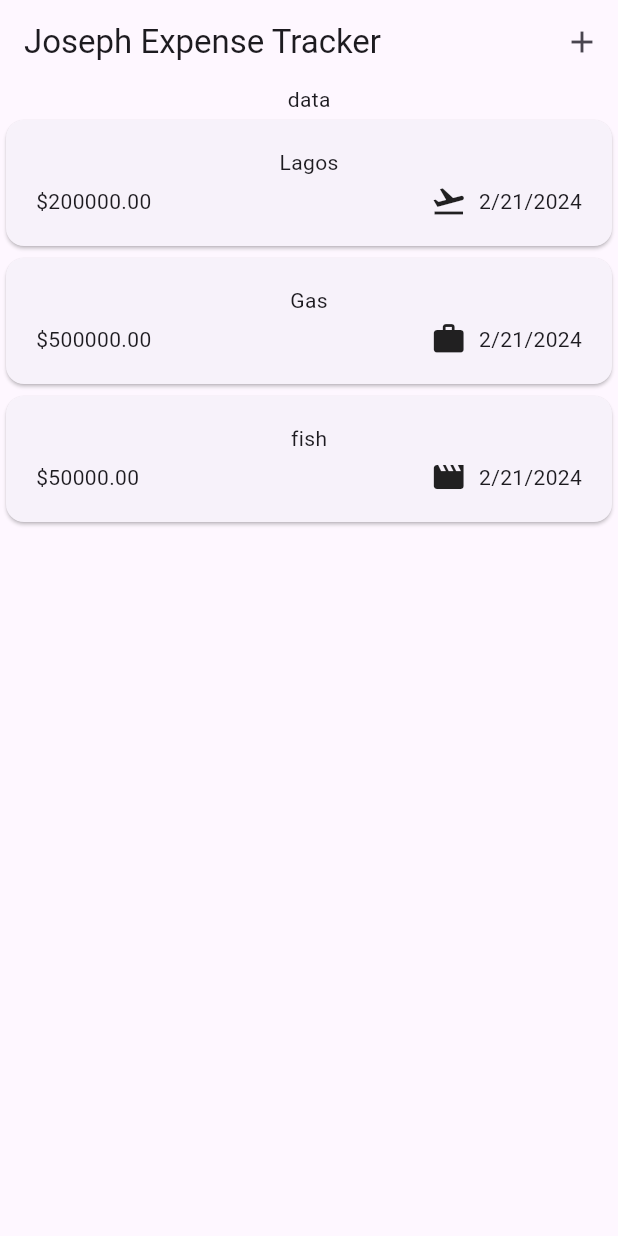
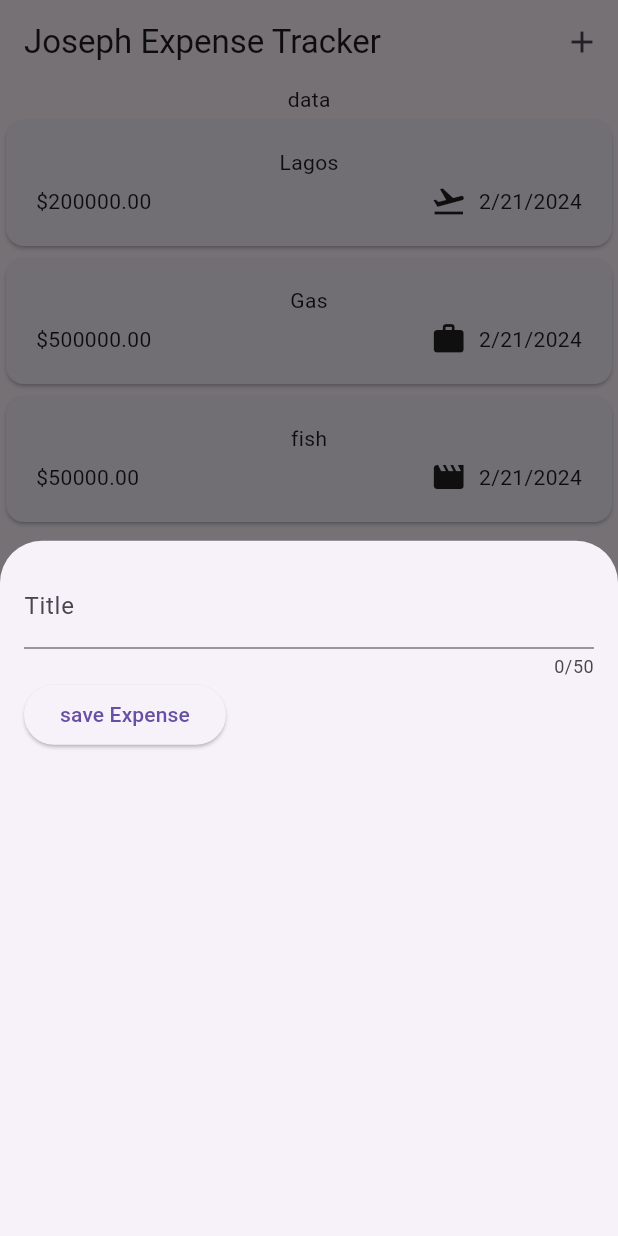
Before and after one commit to Joseph-Ofodum/expense_tracker, a Flutter app: the screen it shows after launch, after a tap on the "add" icon, on a phone screen of 412 x 824 dp. Run offline on Flutter 3.47's test engine with Material 3 defaults, Android fonts, the phone set to English and light mode, and no system bars.

Commit message:
one way of pulling up a form and saving it

```diff
--- a/lib/widgets/expenses.dart
+++ b/lib/widgets/expenses.dart
@@ -1,5 +1,6 @@
 import 'package:expense_tracker/widgets/expenses_list/expenses_list.dart';
 import 'package:expense_tracker/models/expense.dart';
+import 'package:expense_tracker/widgets/new_expense.dart';
 import 'package:flutter/material.dart';
 
 class Expenses extends StatefulWidget {
@@ -30,14 +31,21 @@ class _ExpenseState extends State<Expenses> {
         category: Category.leisure),
   ];
 
+  void _openAndExpenseOverlay() {
+    showModalBottomSheet(
+      context: context,
+      builder: (ctx) => const NewExpense(),
+    );
+  }
+
   @override
   Widget build(BuildContext context) {
     return Scaffold(
       appBar: AppBar(
-        title: const Text ('Joseph Expense Tracker'),
+        title: const Text('Joseph Expense Tracker'),
         actions: [
-          IconButton(onPressed: () {},
-          icon: const Icon(Icons.add)),
+          IconButton(
+              onPressed: _openAndExpenseOverlay, icon: const Icon(Icons.add)),
         ],
       ),
       body: Column(
--- /dev/null
+++ b/lib/widgets/new_expense.dart
@@ -0,0 +1,47 @@
+import 'package:flutter/material.dart';
+import 'package:flutter/widgets.dart';
+
+class NewExpense extends StatefulWidget{
+  const NewExpense({super.key});
+
+  @override
+  State<NewExpense> createState() {
+    return _NewExpenseState();
+
+  }
+
+}
+
+class _NewExpenseState extends State<NewExpense>{
+
+  var _enteredTitle = '';
+
+    void _saveTitleInput(String inputValue) {
+      _enteredTitle = inputValue;
+    }
+
+  @override
+  Widget build(BuildContext context) {
+   return Padding(
+    padding: const EdgeInsets.all(16),
+    child: Column(
+      children: [
+        TextField(
+          onChanged: _saveTitleInput,
+          maxLength: 50,
+          decoration: const InputDecoration(
+            label: Text('Title'),
+          ),
+        ),
+        Row(children: [
+          ElevatedButton(onPressed: () {
+           print (_enteredTitle) ;
+          },
+           child:
+           const Text('save Expense'),),
+        ],)
+      ],),
+    );
+  }
+
+}
```
